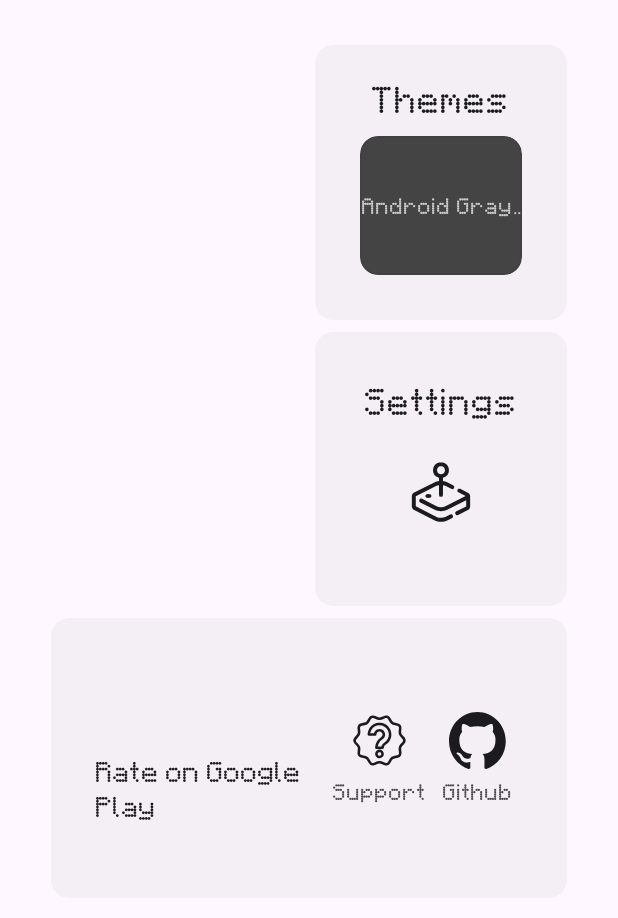
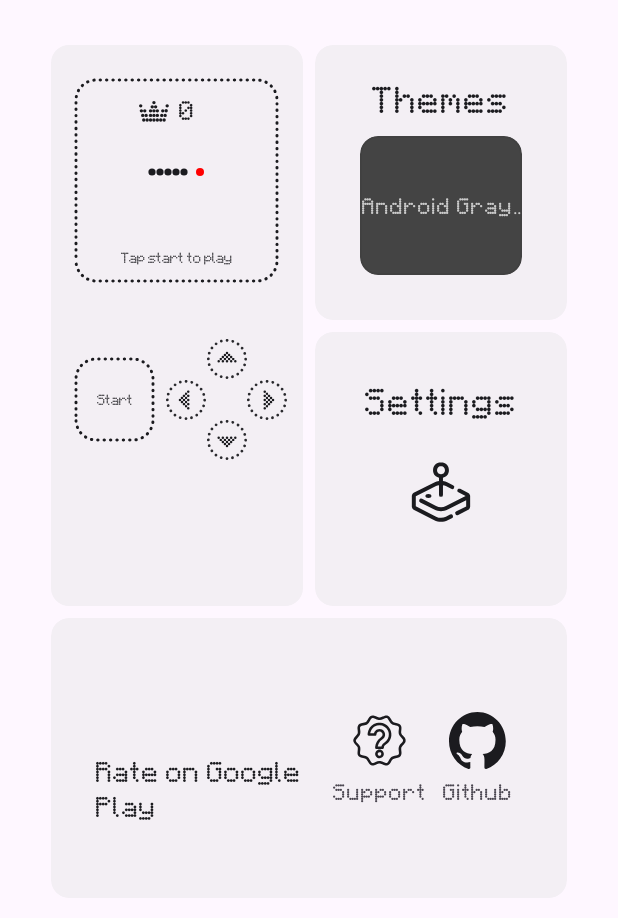
Before and after one commit to Kalpu-24/SnakeWall, an Android app: the screen it shows after launch (MainActivity), on a phone screen of 412 x 824 dp, the part 318-1236 px from its top. Run offline under Robolectric (Android 15) with nearby library versions, the phone set to English and light mode, and no system bars; 1 statement that could not run was skipped.

Commit message:
Fix Wallpaper Preview on first launch

```diff
--- a/app/src/main/java/kalp/snake/wall/MainActivity.java
+++ b/app/src/main/java/kalp/snake/wall/MainActivity.java
@@ -27,6 +27,7 @@ import java.util.Objects;
 
 import kalp.snake.wall.data.ColorThemesData;
 import kalp.snake.wall.models.ColorTheme;
+import kalp.snake.wall.models.ColorPrefConfig;
 import kalp.snake.wall.service.SnakeWallpaperService;
 import kalp.snake.wall.views.PrefsBottomModalSheet;
 import kalp.snake.wall.views.SnakePreView;
@@ -74,6 +75,19 @@ public class MainActivity extends AppCompatActivity {
         snakePreView.setBindToPrefs(true);
         snakePreView.setEnableCustomImageFromPrefs(true);
         // Initial render so overlay + image apply immediately
+        SharedPreferences prefs = getSharedPreferences("SnakeGamePrefs", MODE_PRIVATE);
+        if (!prefs.contains(CURRENT_THEME_KEY)) {
+            prefs.edit().putInt(CURRENT_THEME_KEY, 0).apply();
+            ColorTheme[] themes = ColorThemesData.getThemes();
+            ColorPrefConfig config = themes[0].colorPrefConfig;
+            prefs.edit()
+                .putInt(ColorPrefConfig.snakeBackgroundColorKey, config.getSnakeBackgroundColor())
+                .putInt(ColorPrefConfig.snakeColorKey, config.getSnakeColor())
+                .putInt(ColorPrefConfig.gridColorKey, config.getGridColor())
+                .putInt(ColorPrefConfig.buttonsAndFrameColorKey, config.getButtonsAndFrameColor())
+                .putInt(ColorPrefConfig.foodColorKey, config.getFoodColor())
+                .apply();
+        }
         snakePreView.updateColors();
 versionName = findViewById(R.id.versionName);
         githubFAB = findViewById(R.id.githubButton);
```
